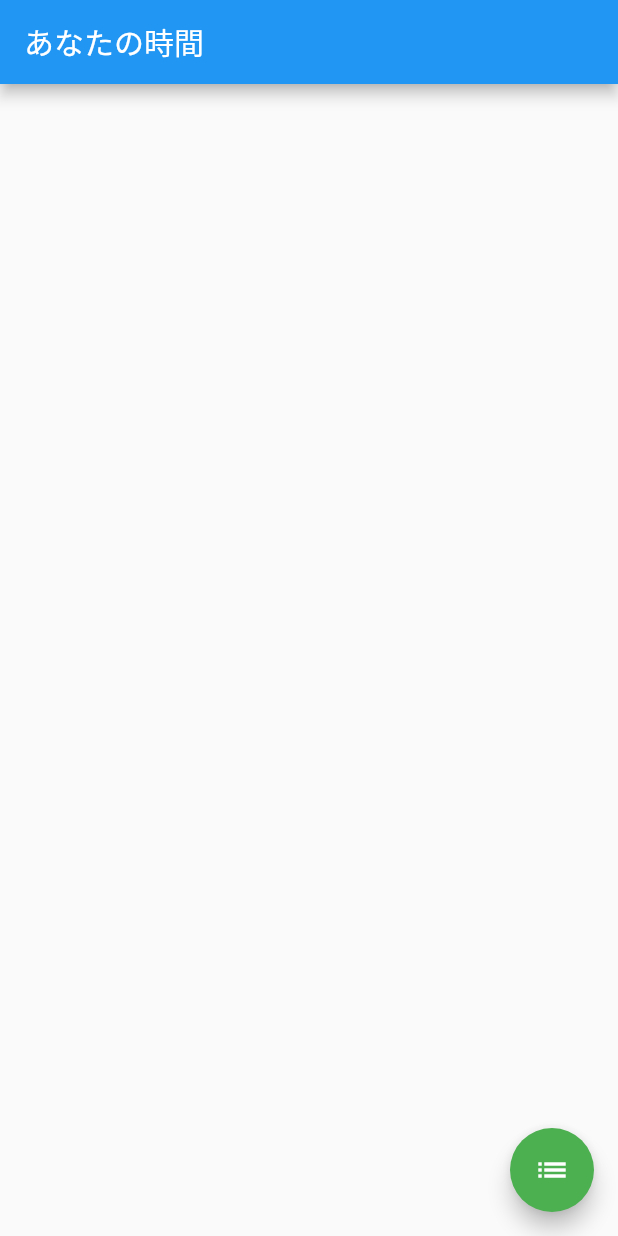
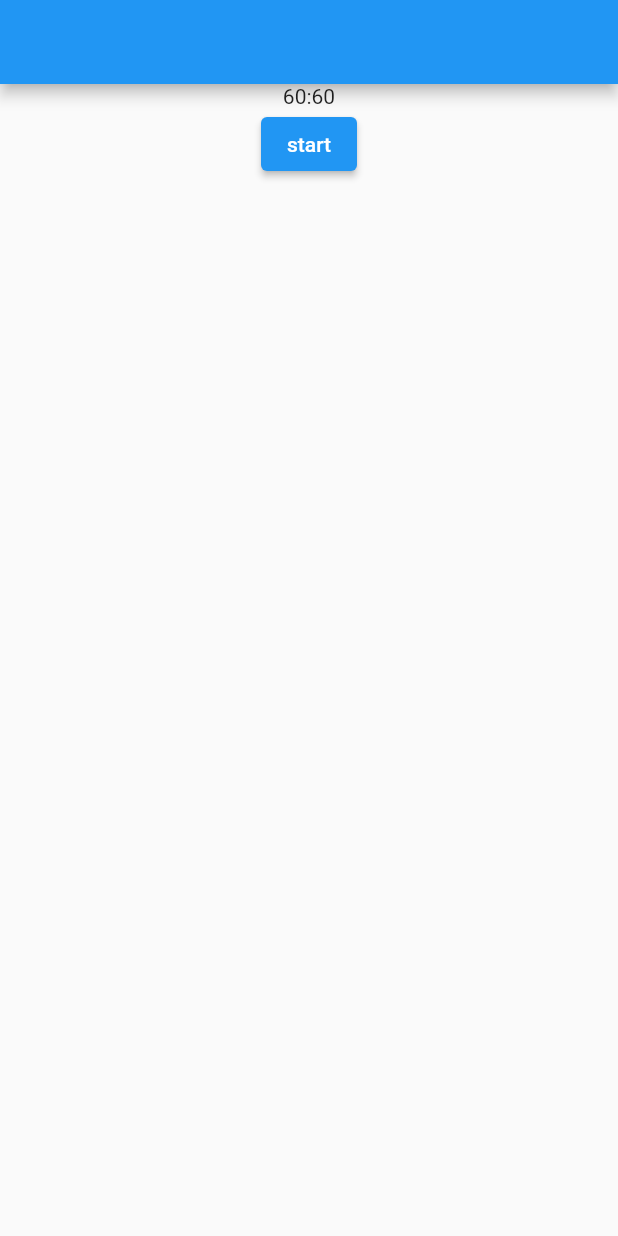
Before and after one commit to tomoki1590/timer_app, a Flutter app: the first screen one second after launch, on a phone screen of 412 x 824 dp. Run offline on Flutter 3.47's test engine with Material 2 defaults, Android fonts, the phone set to English and light mode, and no system bars; drawn by our look-alikes of flutter_speed_dial; our stand-ins replace image_picker.

Commit message:
normal timeer

```diff
--- /dev/null
+++ b/lib/countdown.dart
@@ -0,0 +1,99 @@
+import 'dart:async';
+
+import 'package:flutter/material.dart';
+
+class CountDown extends StatefulWidget {
+  const CountDown({super.key});
+
+  @override
+  State<CountDown> createState() => _CountDownState();
+}
+
+class _CountDownState extends State<CountDown> {
+  static const maxMinutes = 60;
+  static const maxSeconds = 60;
+  int minutes = maxMinutes;
+  int secounds = maxSeconds;
+  Timer? timer;
+
+  void resetTimer() {
+    setState(() {
+      secounds = maxSeconds;
+      minutes = maxMinutes;
+    });
+  }
+
+  void startTimer({bool reset = true}) {
+    if (reset) {
+      resetTimer();
+    }
+    timer = Timer.periodic(const Duration(seconds: 1), (_) {
+      if (secounds > 0) {
+        setState(() {
+          secounds--;
+        });
+      } else {
+        stopTimer(reset: false);
+      }
+    });
+  }
+
+  void stopTimer({bool reset = true}) {
+    if (reset) {
+      resetTimer();
+    }
+    setState(() {
+      timer?.cancel();
+    });
+  }
+
+  @override
+  Widget build(BuildContext context) {
+    return Scaffold(
+      appBar: AppBar(),
+      body: Column(
+        children: [
+          Center(child: buildTime()),
+          Center(child: buildButtons()),
+        ],
+      ),
+    );
+  }
+
+  Widget buildButtons() {
+    final isRunning = timer == null ? false : timer!.isActive;
+    final isCompleated = secounds == maxSeconds || secounds == 0;
+
+    return isRunning || !isCompleated
+        ? Row(
+            mainAxisAlignment: MainAxisAlignment.center,
+            children: [
+              ElevatedButton(
+                onPressed: () {
+                  if (isRunning) {
+                    stopTimer(reset: false);
+                  } else {
+                    startTimer(reset: false);
+                  }
+                },
+                child: Text(isRunning ? 'Pause' : 'resume'),
+              ),
+              ElevatedButton(
+                onPressed: () {
+                  stopTimer();
+                },
+                child: const Text('cancel'),
+              ),
+            ],
+          )
+        : ElevatedButton(
+            onPressed: () {
+              startTimer();
+            },
+            child: const Text('start'));
+  }
+
+  Widget buildTime() {
+    return Text('$minutes' ":" '$secounds');
+  }
+}
--- a/lib/home_page.dart
+++ b/lib/home_page.dart
@@ -2,6 +2,7 @@ import 'package:flutter/material.dart';
 import 'package:flutter_speed_dial/flutter_speed_dial.dart';
 import 'package:timer_image_app/timer.dart';
 
+import 'countup.dart';
 import 'image.dart';
 
 class HomePage extends StatelessWidget {
@@ -14,6 +15,7 @@ class HomePage extends StatelessWidget {
       body: Column(
         children: [
           ClockTimer(),
+          CountUp(),
         ],
       ),
       floatingActionButton: SpeedDial(
@@ -38,7 +40,7 @@ class HomePage extends StatelessWidget {
             backgroundColor: Colors.green,
             onTap: () {
               Navigator.push(context, MaterialPageRoute(builder: (context) {
-                return  ImagePage();
+                return const ImagePage();
               }));
             },
           ),
--- a/lib/main.dart
+++ b/lib/main.dart
@@ -1,5 +1,7 @@
 import 'package:flutter/material.dart';
 
+import 'countdown.dart';
+import 'countup.dart';
 import 'home_page.dart';
 
 void main() {
@@ -12,7 +14,7 @@ class MyApp extends StatelessWidget {
   Widget build(BuildContext context) {
     return MaterialApp(
       title: 'TimerApp',
-      home: const HomePage(),
+      home:  CountDown(),
     );
   }
 }
```
Also changed, not shown: lib/countup.dart (added, +64 -0 lines).
